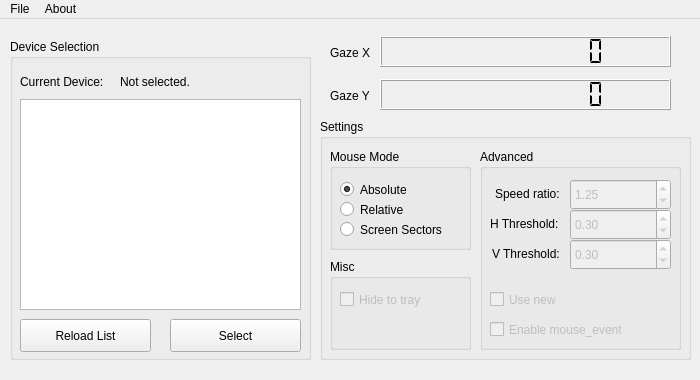
First picture: the form in src/mainwindow.ui, repository moodyhunter/TobiiMouse, before the edit.
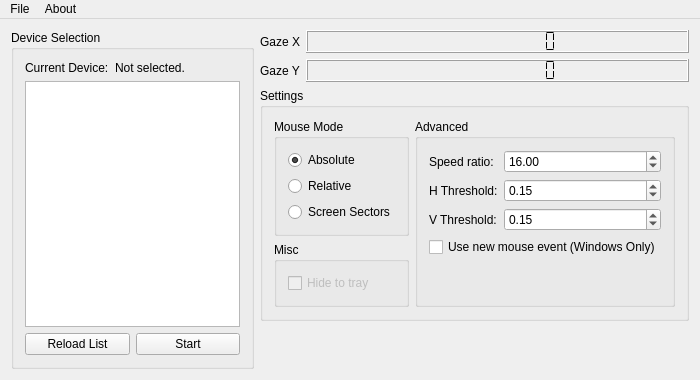
Second picture: the form after the edit.

```diff
--- a/src/mainwindow.ui
+++ b/src/mainwindow.ui
@@ -28,6 +28,12 @@
     <height>0</height>
    </size>
   </property>
+  <property name="font">
+   <font>
+    <family>Microsoft YaHei UI</family>
+    <pointsize>9</pointsize>
+   </font>
+  </property>
   <property name="windowTitle">
    <string>Tobii Mouse</string>
   </property>
@@ -44,39 +50,151 @@
      <verstretch>0</verstretch>
     </sizepolicy>
    </property>
+   <layout class="QGridLayout" name="gridLayout_2" columnstretch="1,1">
+    <item row="0" column="0">
+     <widget class="QGroupBox" name="groupBox_5">
+      <property name="title">
+       <string>Device Selection</string>
+      </property>
+      <layout class="QVBoxLayout" name="verticalLayout_3" stretch="0,1,0">
+       <item>
+        <layout class="QFormLayout" name="formLayout_3">
+         <item row="0" column="0">
+          <widget class="QLabel" name="label">
+           <property name="text">
+            <string>Current Device:</string>
+           </property>
+          </widget>
+         </item>
+         <item row="0" column="1">
+          <widget class="QLabel" name="currentDeviceLabel">
+           <property name="text">
+            <string>Not selected.</string>
+           </property>
+          </widget>
+         </item>
+        </layout>
+       </item>
+       <item>
+        <widget class="QListWidget" name="tobiiDevicesList">
+         <property name="sizePolicy">
+          <sizepolicy hsizetype="Ignored" vsizetype="Ignored">
+           <horstretch>0</horstretch>
+           <verstretch>0</verstretch>
+          </sizepolicy>
+         </property>
+         <property name="contextMenuPolicy">
+          <enum>Qt::DefaultContextMenu</enum>
+         </property>
+         <property name="frameShape">
+          <enum>QFrame::StyledPanel</enum>
+         </property>
+        </widget>
+       </item>
+       <item>
+        <layout class="QHBoxLayout" name="horizontalLayout">
+         <item>
+          <widget class="QPushButton" name="reloadListButton">
+           <property name="text">
+            <string>Reload List</string>
+           </property>
+          </widget>
+         </item>
+         <item>
+          <widget class="QPushButton" name="useSelectedDeviceButton">
+           <property name="text">
+            <string>Start</string>
+           </property>
+          </widget>
+         </item>
+        </layout>
+       </item>
+      </layout>
+     </widget>
+    </item>
+    <item row="0" column="1">
+     <layout class="QVBoxLayout" name="verticalLayout_4">
+      <item>
+       <layout class="QFormLayout" name="formLayout_2">
+        <item row="0" column="0">
+         <widget class="QLabel" name="label_3">
+          <property name="text">
+           <string>Gaze X</string>
+          </property>
+         </widget>
+        </item>
+        <item row="0" column="1">
+         <widget class="QLCDNumber" name="gazePositionY">
+          <property name="sizePolicy">
+           <sizepolicy hsizetype="Expanding" vsizetype="Minimum">
+            <horstretch>0</horstretch>
+            <verstretch>0</verstretch>
+           </sizepolicy>
+          </property>
+          <property name="font">
+           <font>
+            <family>Microsoft YaHei UI</family>
+            <pointsize>9</pointsize>
+            <weight>50</weight>
+            <bold>false</bold>
+           </font>
+          </property>
+          <property name="smallDecimalPoint">
+           <bool>true</bool>
+          </property>
+          <property name="digitCount">
+           <number>10</number>
+          </property>
+          <property name="segmentStyle">
+           <enum>QLCDNumber::Flat</enum>
+          </property>
+         </widget>
+        </item>
+        <item row="1" column="0">
+         <widget class="QLabel" name="label_4">
+          <property name="text">
+           <string>Gaze Y</string>
+          </property>
+         </widget>
+        </item>
+        <item row="1" column="1">
+         <widget class="QLCDNumber" name="gazePositionX">
+          <property name="sizePolicy">
+           <sizepolicy hsizetype="Expanding" vsizetype="Minimum">
+            <horstretch>0</horstretch>
+            <verstretch>0</verstretch>
+           </sizepolicy>
+          </property>
+          <property name="smallDecimalPoint">
+           <bool>true</bool>
+          </property>
+          <property name="digitCount">
+           <number>10</number>
+          </property>
+          <property name="segmentStyle">
+           <enum>QLCDNumber::Flat</enum>
+          </property>
+          <property name="intValue" stdset="0">
+           <number>0</number>
+          </property>
+         </widget>
+        </item>
+       </layout>
+      </item>
+      <item>
    <widget class="QGroupBox" name="groupBox_2">
-    <property name="geometry">
-     <rect>
-      <x>320</x>
-      <y>100</y>
-      <width>371</width>
-      <height>241</height>
-     </rect>
-    </property>
     <property name="title">
      <string>Settings</string>
     </property>
+        <layout class="QGridLayout" name="gridLayout">
+         <item row="0" column="0">
     <widget class="QGroupBox" name="groupBox">
-     <property name="geometry">
-      <rect>
-       <x>10</x>
-       <y>30</y>
-       <width>141</width>
-       <height>101</height>
-      </rect>
-     </property>
      <property name="title">
       <string>Mouse Mode</string>
      </property>
+           <layout class="QVBoxLayout" name="verticalLayout_2">
+            <item>
      <widget class="QRadioButton" name="absoluteButton">
-      <property name="geometry">
-       <rect>
-        <x>10</x>
-        <y>30</y>
-        <width>101</width>
-        <height>21</height>
-       </rect>
-      </property>
       <property name="text">
        <string>Absolute</string>
       </property>
@@ -84,18 +202,12 @@
        <bool>true</bool>
       </property>
      </widget>
+            </item>
+            <item>
      <widget class="QRadioButton" name="relativeButton">
       <property name="enabled">
        <bool>true</bool>
       </property>
-      <property name="geometry">
-       <rect>
-        <x>10</x>
-        <y>50</y>
-        <width>101</width>
-        <height>21</height>
-       </rect>
-      </property>
       <property name="text">
        <string>Relative</string>
       </property>
@@ -103,387 +215,146 @@
        <bool>true</bool>
       </property>
      </widget>
+            </item>
+            <item>
      <widget class="QRadioButton" name="radioButton">
-      <property name="geometry">
-       <rect>
-        <x>10</x>
-        <y>70</y>
-        <width>121</width>
-        <height>21</height>
-       </rect>
-      </property>
       <property name="text">
        <string>Screen Sectors</string>
       </property>
      </widget>
-    </widget>
+            </item>
+           </layout>
+          </widget>
+         </item>
+         <item row="0" column="1" rowspan="2">
     <widget class="QGroupBox" name="groupBox_3">
      <property name="enabled">
       <bool>true</bool>
      </property>
-     <property name="geometry">
-      <rect>
-       <x>160</x>
-       <y>30</y>
-       <width>201</width>
-       <height>201</height>
-      </rect>
-     </property>
      <property name="title">
       <string>Advanced</string>
      </property>
+           <layout class="QFormLayout" name="formLayout">
+            <item row="0" column="0">
      <widget class="QLabel" name="label_2">
-      <property name="geometry">
-       <rect>
-        <x>15</x>
-        <y>35</y>
-        <width>81</width>
-        <height>20</height>
-       </rect>
-      </property>
       <property name="text">
        <string>Speed ratio:</string>
       </property>
      </widget>
+            </item>
+            <item row="0" column="1">
+             <widget class="QDoubleSpinBox" name="doubleSpinBox">
+              <property name="minimum">
+               <double>0.500000000000000</double>
+              </property>
+              <property name="maximum">
+               <double>50.000000000000000</double>
+              </property>
+              <property name="singleStep">
+               <double>0.500000000000000</double>
+              </property>
+              <property name="value">
+               <double>16.000000000000000</double>
+              </property>
+             </widget>
+            </item>
+            <item row="1" column="0">
      <widget class="QLabel" name="label_5">
-      <property name="geometry">
-       <rect>
-        <x>10</x>
-        <y>65</y>
-        <width>91</width>
-        <height>20</height>
-       </rect>
-      </property>
       <property name="text">
        <string>H Threshold:</string>
       </property>
      </widget>
+            </item>
+            <item row="1" column="1">
+             <widget class="QDoubleSpinBox" name="doubleSpinBox_2">
+              <property name="minimum">
+               <double>0.010000000000000</double>
+              </property>
+              <property name="maximum">
+               <double>10.000000000000000</double>
+              </property>
+              <property name="singleStep">
+               <double>0.010000000000000</double>
+              </property>
+              <property name="value">
+               <double>0.150000000000000</double>
+              </property>
+             </widget>
+            </item>
+            <item row="2" column="0">
      <widget class="QLabel" name="label_6">
-      <property name="geometry">
-       <rect>
-        <x>12</x>
-        <y>95</y>
-        <width>80</width>
-        <height>20</height>
-       </rect>
-      </property>
       <property name="text">
        <string>V Threshold:</string>
       </property>
      </widget>
-     <widget class="QDoubleSpinBox" name="doubleSpinBox">
-      <property name="enabled">
-       <bool>false</bool>
-      </property>
-      <property name="geometry">
-       <rect>
-        <x>90</x>
-        <y>30</y>
-        <width>101</width>
-        <height>31</height>
-       </rect>
-      </property>
-      <property name="minimum">
-       <double>0.010000000000000</double>
-      </property>
-      <property name="maximum">
-       <double>10.000000000000000</double>
-      </property>
-      <property name="singleStep">
-       <double>0.250000000000000</double>
-      </property>
-      <property name="value">
-       <double>1.250000000000000</double>
-      </property>
-     </widget>
-     <widget class="QDoubleSpinBox" name="doubleSpinBox_2">
-      <property name="enabled">
-       <bool>false</bool>
-      </property>
-      <property name="geometry">
-       <rect>
-        <x>90</x>
-        <y>60</y>
-        <width>101</width>
-        <height>31</height>
-       </rect>
-      </property>
-      <property name="minimum">
-       <double>0.010000000000000</double>
-      </property>
-      <property name="maximum">
-       <double>1.000000000000000</double>
-      </property>
-      <property name="singleStep">
-       <double>0.050000000000000</double>
-      </property>
-      <property name="value">
-       <double>0.300000000000000</double>
-      </property>
-     </widget>
+            </item>
+            <item row="2" column="1">
      <widget class="QDoubleSpinBox" name="doubleSpinBox_3">
-      <property name="enabled">
-       <bool>false</bool>
-      </property>
-      <property name="geometry">
-       <rect>
-        <x>90</x>
-        <y>90</y>
-        <width>101</width>
-        <height>31</height>
-       </rect>
-      </property>
       <property name="minimum">
        <double>0.010000000000000</double>
       </property>
       <property name="maximum">
-       <double>1.000000000000000</double>
+               <double>10.000000000000000</double>
       </property>
       <property name="singleStep">
        <double>0.050000000000000</double>
       </property>
       <property name="value">
-       <double>0.300000000000000</double>
-      </property>
-     </widget>
-     <widget class="QCheckBox" name="checkBox_2">
-      <property name="enabled">
-       <bool>false</bool>
-      </property>
-      <property name="geometry">
-       <rect>
-        <x>10</x>
-        <y>140</y>
-        <width>161</width>
-        <height>21</height>
-       </rect>
-      </property>
+               <double>0.150000000000000</double>
+              </property>
+             </widget>
+            </item>
+            <item row="3" column="0" colspan="2">
+             <widget class="QCheckBox" name="useNewMouseEvent">
       <property name="text">
-       <string>Use new </string>
-      </property>
-     </widget>
-     <widget class="QCheckBox" name="checkBox_3">
-      <property name="enabled">
-       <bool>false</bool>
-      </property>
-      <property name="geometry">
-       <rect>
-        <x>10</x>
-        <y>170</y>
-        <width>161</width>
-        <height>21</height>
-       </rect>
-      </property>
-      <property name="text">
-       <string>Enable mouse_event</string>
-      </property>
-     </widget>
-    </widget>
+               <string>Use new mouse event (Windows Only)</string>
+              </property>
+             </widget>
+            </item>
+           </layout>
+          </widget>
+         </item>
+         <item row="1" column="0">
     <widget class="QGroupBox" name="groupBox_4">
      <property name="enabled">
       <bool>true</bool>
      </property>
-     <property name="geometry">
-      <rect>
-       <x>10</x>
-       <y>140</y>
-       <width>141</width>
-       <height>91</height>
-      </rect>
-     </property>
      <property name="title">
       <string>Misc</string>
      </property>
+           <layout class="QVBoxLayout" name="verticalLayout">
+            <item>
      <widget class="QCheckBox" name="checkBox">
       <property name="enabled">
        <bool>false</bool>
       </property>
-      <property name="geometry">
-       <rect>
-        <x>10</x>
-        <y>30</y>
-        <width>121</width>
-        <height>21</height>
-       </rect>
-      </property>
       <property name="text">
        <string>Hide to tray</string>
       </property>
      </widget>
-    </widget>
-   </widget>
-   <widget class="QGroupBox" name="groupBox_5">
-    <property name="geometry">
-     <rect>
-      <x>10</x>
-      <y>20</y>
-      <width>301</width>
-      <height>321</height>
-     </rect>
-    </property>
-    <property name="title">
-     <string>Device Selection</string>
-    </property>
-    <widget class="QLabel" name="currentDeviceLabel">
-     <property name="geometry">
-      <rect>
-       <x>110</x>
-       <y>30</y>
-       <width>171</width>
-       <height>26</height>
-      </rect>
-     </property>
-     <property name="text">
-      <string>Not selected.</string>
-     </property>
-    </widget>
-    <widget class="QLabel" name="label">
-     <property name="geometry">
-      <rect>
-       <x>10</x>
-       <y>30</y>
-       <width>91</width>
-       <height>26</height>
-      </rect>
-     </property>
-     <property name="text">
-      <string>Current Device:</string>
-     </property>
-    </widget>
-    <widget class="QListWidget" name="tobiiDevicesList">
-     <property name="geometry">
-      <rect>
-       <x>10</x>
-       <y>60</y>
-       <width>281</width>
-       <height>211</height>
-      </rect>
-     </property>
-     <property name="sizePolicy">
-      <sizepolicy hsizetype="Ignored" vsizetype="Ignored">
-       <horstretch>0</horstretch>
-       <verstretch>0</verstretch>
-      </sizepolicy>
-     </property>
-     <property name="contextMenuPolicy">
-      <enum>Qt::DefaultContextMenu</enum>
-     </property>
-     <property name="frameShape">
-      <enum>QFrame::StyledPanel</enum>
-     </property>
-    </widget>
-    <widget class="QPushButton" name="reloadListButton">
-     <property name="geometry">
-      <rect>
-       <x>10</x>
-       <y>280</y>
-       <width>131</width>
-       <height>33</height>
-      </rect>
-     </property>
-     <property name="text">
-      <string>Reload List</string>
-     </property>
-    </widget>
-    <widget class="QPushButton" name="useSelectedDeviceButton">
-     <property name="geometry">
-      <rect>
-       <x>160</x>
-       <y>280</y>
-       <width>131</width>
-       <height>33</height>
-      </rect>
-     </property>
-     <property name="text">
-      <string>Select</string>
-     </property>
-    </widget>
-   </widget>
-   <widget class="QLCDNumber" name="gazePositionX">
-    <property name="geometry">
-     <rect>
-      <x>380</x>
-      <y>60</y>
-      <width>291</width>
-      <height>31</height>
-     </rect>
-    </property>
-    <property name="sizePolicy">
-     <sizepolicy hsizetype="Expanding" vsizetype="Minimum">
-      <horstretch>0</horstretch>
-      <verstretch>0</verstretch>
-     </sizepolicy>
-    </property>
-    <property name="smallDecimalPoint">
-     <bool>true</bool>
-    </property>
-    <property name="digitCount">
-     <number>10</number>
-    </property>
-    <property name="segmentStyle">
-     <enum>QLCDNumber::Flat</enum>
-    </property>
-    <property name="intValue" stdset="0">
-     <number>0</number>
-    </property>
-   </widget>
-   <widget class="QLCDNumber" name="gazePositionY">
-    <property name="geometry">
-     <rect>
-      <x>380</x>
-      <y>17</y>
-      <width>291</width>
-      <height>31</height>
-     </rect>
-    </property>
-    <property name="sizePolicy">
-     <sizepolicy hsizetype="Expanding" vsizetype="Minimum">
-      <horstretch>0</horstretch>
-      <verstretch>0</verstretch>
-     </sizepolicy>
-    </property>
-    <property name="font">
-     <font>
-      <weight>50</weight>
-      <bold>false</bold>
-     </font>
-    </property>
-    <property name="smallDecimalPoint">
-     <bool>true</bool>
-    </property>
-    <property name="digitCount">
-     <number>10</number>
-    </property>
-    <property name="segmentStyle">
-     <enum>QLCDNumber::Flat</enum>
-    </property>
-   </widget>
-   <widget class="QLabel" name="label_4">
-    <property name="geometry">
-     <rect>
-      <x>330</x>
-      <y>65</y>
-      <width>39</width>
-      <height>23</height>
-     </rect>
-    </property>
-    <property name="text">
-     <string>Gaze Y</string>
-    </property>
-   </widget>
-   <widget class="QLabel" name="label_3">
-    <property name="geometry">
-     <rect>
-      <x>330</x>
-      <y>22</y>
-      <width>41</width>
-      <height>23</height>
-     </rect>
-    </property>
-    <property name="text">
-     <string>Gaze X</string>
-    </property>
-   </widget>
+            </item>
+           </layout>
+          </widget>
+         </item>
+        </layout>
+       </widget>
+      </item>
+      <item>
+       <spacer name="verticalSpacer">
+        <property name="orientation">
+         <enum>Qt::Vertical</enum>
+        </property>
+        <property name="sizeHint" stdset="0">
+         <size>
+          <width>20</width>
+          <height>40</height>
+         </size>
+        </property>
+       </spacer>
+      </item>
+     </layout>
+    </item>
+   </layout>
   </widget>
   <widget class="QMenuBar" name="menuBar">
    <property name="geometry">
```
Left out of the diff: 4 changed lines with no effect on the pictures. Lines whose indentation alone changed are shown as unchanged.
